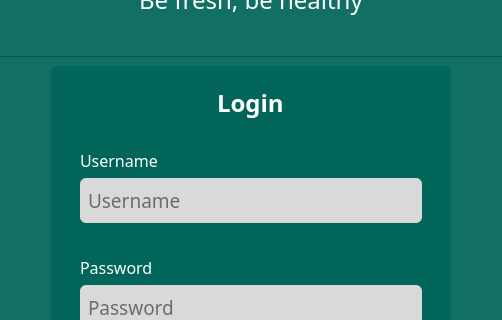
First picture: the form in loginpage.ui, repository sanjibdahal/RCMS, before the edit; both pictures show x 136 to 638 and y 121 to 441 of the 775 by 688 pixel window.
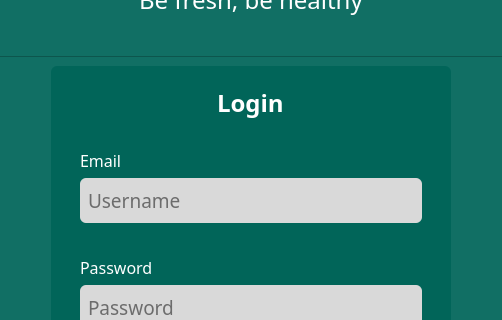
Second picture: the form after the edit. The open tabs and pages were chosen to show the change. Icons and pictures are not drawn.

```diff
--- a/loginpage.ui
+++ b/loginpage.ui
@@ -191,7 +191,7 @@
                  <string notr="true">color:#fff;</string>
                 </property>
                 <property name="text">
-                 <string>Username</string>
+                 <string>Email</string>
                 </property>
                </widget>
               </item>
```
Left out of the diff: 4 changed lines with no effect on the pictures.
